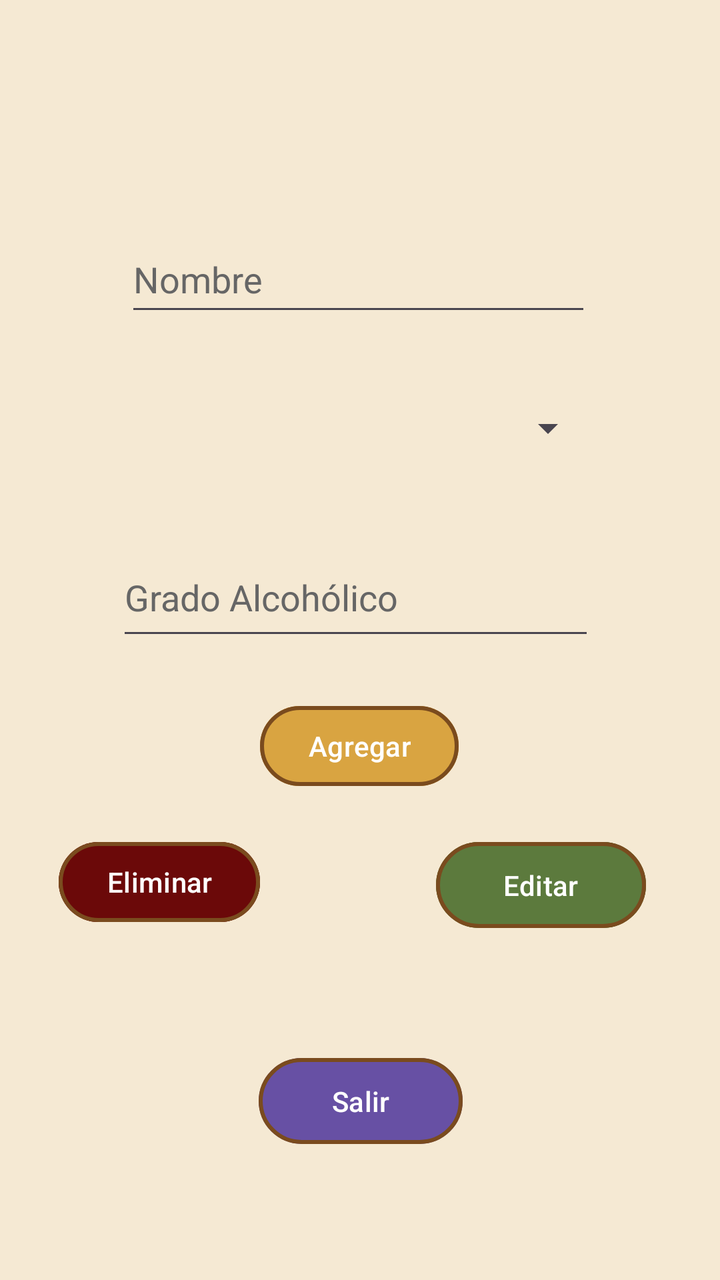
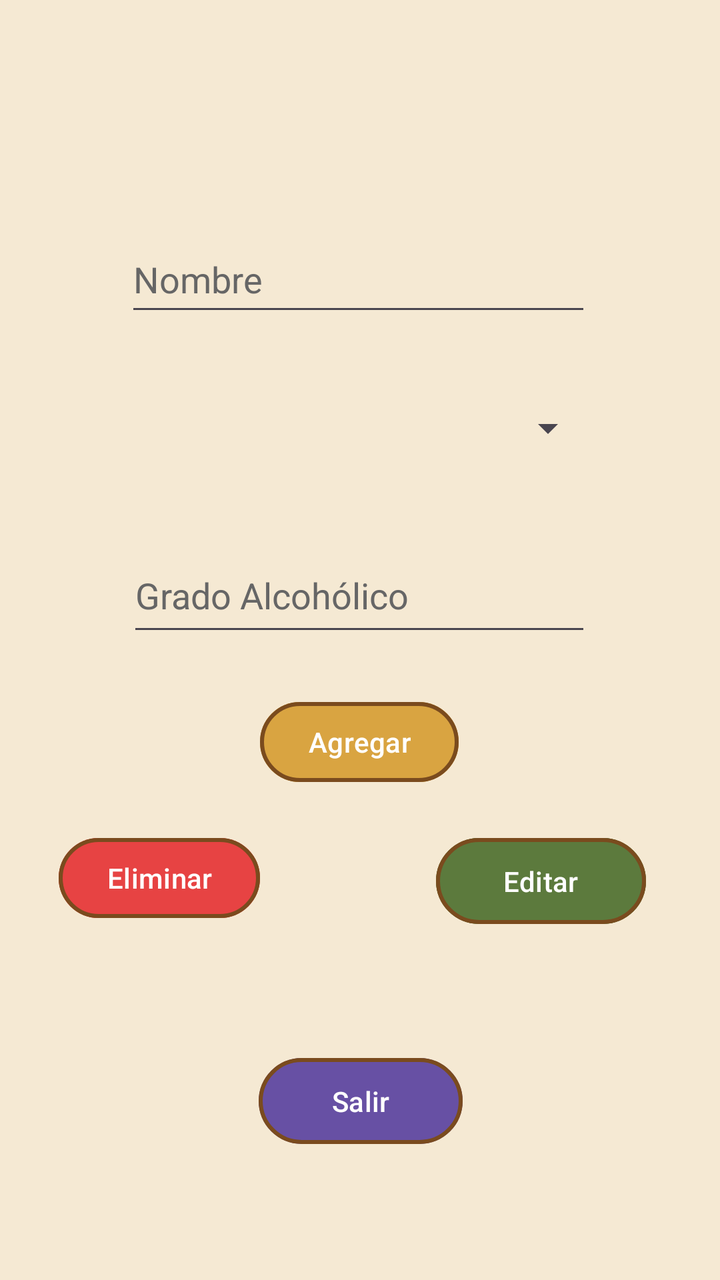

Two renders of the same Android screen: before a commit and after it. Below are the layout's source before the change and the commit's diff.
<!-- AndroidManifest.xml: application theme Theme.CerveceriaB -->
<!-- res/layout/activity_cerveza.xml -->
<?xml version="1.0" encoding="utf-8"?>
<androidx.constraintlayout.widget.ConstraintLayout xmlns:android="http://schemas.android.com/apk/res/android"
    xmlns:app="http://schemas.android.com/apk/res-auto"
    xmlns:tools="http://schemas.android.com/tools"
    android:id="@+id/layoutCerveza"
    android:layout_width="match_parent"
    android:layout_height="match_parent"
    android:background="@color/fondo_crema"
    tools:context=".CervezaActivity">

    <ListView
        android:id="@+id/lvCervezas"
        android:layout_width="0dp"
        android:layout_height="0dp"
        android:layout_marginStart="1dp"
        android:layout_marginTop="30dp"
        android:layout_marginEnd="1dp"
        android:layout_marginBottom="436dp"
        app:layout_constraintBottom_toTopOf="@+id/btnSalirCerveza"
        app:layout_constraintEnd_toEndOf="parent"
        app:layout_constraintHorizontal_bias="0.0"
        app:layout_constraintStart_toStartOf="parent"
        app:layout_constraintTop_toTopOf="parent"
        app:layout_constraintVertical_bias="1.0" />

    <EditText
        android:id="@+id/etNombre"
        android:layout_width="233dp"
        android:layout_height="50dp"
        android:layout_marginTop="24dp"
        android:ems="10"
        android:hint="Nombre"
        android:inputType="text"
        app:layout_constraintEnd_toEndOf="parent"
        app:layout_constraintHorizontal_bias="0.494"
        app:layout_constraintStart_toStartOf="parent"
        app:layout_constraintTop_toBottomOf="@+id/lvCervezas" />

    <EditText
        android:id="@+id/etGrado"
        android:layout_width="239dp"
        android:layout_height="56dp"
        android:layout_marginTop="28dp"
        android:ems="10"
        android:hint="Grado Alcohólico"
        android:inputType="numberDecimal"
        app:layout_constraintEnd_toEndOf="parent"
        app:layout_constraintHorizontal_bias="0.482"
        app:layout_constraintStart_toStartOf="parent"
        app:layout_constraintTop_toBottomOf="@+id/spEstiloCerveza" />

    <Button
        android:id="@+id/btnAgregarCerveza"
        android:layout_width="wrap_content"
        android:layout_height="wrap_content"
        android:layout_marginTop="24dp"
        android:backgroundTint="@color/dorado_cerveza"
        android:text="Agregar"
        app:layout_constraintStart_toEndOf="@+id/btnEliminarCerveza"
        app:layout_constraintTop_toBottomOf="@+id/etGrado"
        app:strokeColor="@color/tostado_oscuro"
        app:strokeWidth="2dp" />

    <Button
        android:id="@+id/btnEditarCerveza"
        android:layout_width="105dp"
        android:layout_height="51dp"
        android:layout_marginTop="20dp"
        android:layout_marginEnd="64dp"
        android:backgroundTint="@color/verde"
        android:text="Editar"
        app:layout_constraintEnd_toEndOf="parent"
        app:layout_constraintStart_toEndOf="@+id/btnEliminarCerveza"
        app:layout_constraintTop_toBottomOf="@+id/btnAgregarCerveza"
        app:strokeColor="@color/tostado_oscuro"
        app:strokeWidth="2dp" />

    <Button
        android:id="@+id/btnSalirCerveza"
        android:layout_width="102dp"
        android:layout_height="51dp"
        android:layout_marginBottom="64dp"
        android:text="Salir"
        app:layout_constraintBottom_toBottomOf="parent"
        app:layout_constraintEnd_toEndOf="parent"
        app:layout_constraintHorizontal_bias="0.501"
        app:layout_constraintStart_toStartOf="parent"
        app:strokeColor="@color/tostado_oscuro"
        app:strokeWidth="2dp" />

    <Button
        android:id="@+id/btnEliminarCerveza"
        android:layout_width="wrap_content"
        android:layout_height="wrap_content"
        android:layout_marginStart="56dp"
        android:layout_marginTop="20dp"
        android:layout_marginEnd="88dp"
        android:backgroundTint="#6B0909"
        android:text="Eliminar"
        app:layout_constraintEnd_toStartOf="@+id/btnEditarCerveza"
        app:layout_constraintStart_toStartOf="parent"
        app:layout_constraintTop_toBottomOf="@+id/btnAgregarCerveza"
        app:strokeColor="@color/tostado_oscuro"
        app:strokeWidth="2dp" />

    <Spinner
        android:id="@+id/spEstiloCerveza"
        android:layout_width="236dp"
        android:layout_height="54dp"
        android:layout_marginTop="24dp"
        app:layout_constraintEnd_toEndOf="parent"
        app:layout_constraintStart_toStartOf="parent"
        app:layout_constraintTop_toBottomOf="@+id/etNombre" />

</androidx.constraintlayout.widget.ConstraintLayout>
<!-- resources referenced by this layout -->
<resources>
  <color name="dorado_cerveza">#D9A441</color>
  <color name="fondo_crema">#F5E9D3</color>
  <color name="tostado_oscuro">#7A4B1E</color>
  <color name="verde">#5C7A3D</color>
  <style name="Theme.CerveceriaB" parent="Base.Theme.CerveceriaB" />
  <style name="Base.Theme.CerveceriaB" parent="Theme.Material3.DayNight.NoActionBar">
          
          
          <item name="android:editTextColor">@android:color/black</item>
          <item name="android:textColorPrimary">@android:color/black</item>
          <item name="android:textColorHint">#666666</item>
      </style>
</resources>

<!-- the commit's change to res/layout/activity_cerveza.xml (unified diff, before → after) -->
@@ -10,8 +10,8 @@
 
     <ListView
         android:id="@+id/lvCervezas"
-        android:layout_width="0dp"
-        android:layout_height="0dp"
+        android:layout_width="405dp"
+        android:layout_height="147dp"
         android:layout_marginStart="1dp"
         android:layout_marginTop="30dp"
         android:layout_marginEnd="1dp"
@@ -38,14 +38,14 @@
 
     <EditText
         android:id="@+id/etGrado"
-        android:layout_width="239dp"
-        android:layout_height="56dp"
+        android:layout_width="232dp"
+        android:layout_height="54dp"
         android:layout_marginTop="28dp"
         android:ems="10"
         android:hint="Grado Alcohólico"
         android:inputType="numberDecimal"
         app:layout_constraintEnd_toEndOf="parent"
-        app:layout_constraintHorizontal_bias="0.482"
+        app:layout_constraintHorizontal_bias="0.497"
         app:layout_constraintStart_toStartOf="parent"
         app:layout_constraintTop_toBottomOf="@+id/spEstiloCerveza" />
 
@@ -95,7 +95,7 @@
         android:layout_marginStart="56dp"
         android:layout_marginTop="20dp"
         android:layout_marginEnd="88dp"
-        android:backgroundTint="#6B0909"
+        android:backgroundTint="#E74343"
         android:text="Eliminar"
         app:layout_constraintEnd_toStartOf="@+id/btnEditarCerveza"
         app:layout_constraintStart_toStartOf="parent"
